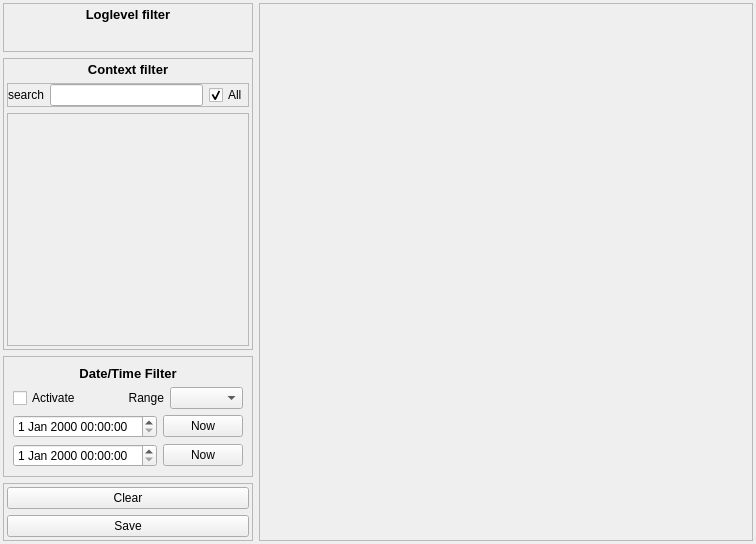
Before: the Qt Designer form core/ui/QAbstractLogView.ui in KROIA/Logger, drawn with Qt 5.
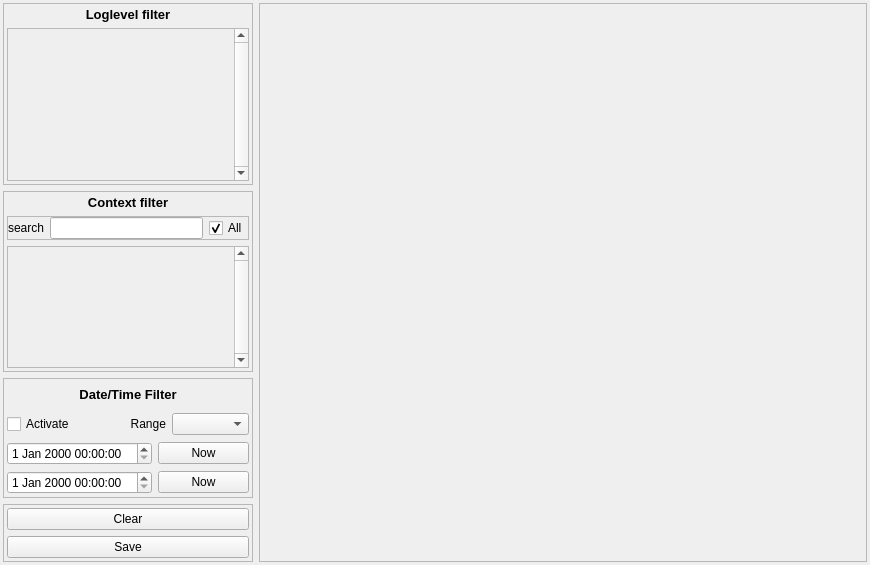
After: the same form once the commit is applied. Custom widgets are drawn as their Qt base class.

Diff of the .ui file:
```diff
--- a/core/ui/QAbstractLogView.ui
+++ b/core/ui/QAbstractLogView.ui
@@ -6,10 +6,16 @@
    <rect>
     <x>0</x>
     <y>0</y>
-    <width>756</width>
-    <height>544</height>
+    <width>870</width>
+    <height>565</height>
    </rect>
   </property>
+  <property name="minimumSize">
+   <size>
+    <width>240</width>
+    <height>400</height>
+   </size>
+  </property>
   <property name="windowTitle">
    <string>Form</string>
   </property>
@@ -113,42 +119,40 @@
           </widget>
          </item>
          <item>
-          <widget class="QFrame" name="logLevel_frame">
-           <property name="minimumSize">
-            <size>
-             <width>0</width>
-             <height>20</height>
-            </size>
+          <widget class="QScrollArea" name="logLevel_scrollArea">
+           <property name="verticalScrollBarPolicy">
+            <enum>Qt::ScrollBarAlwaysOn</enum>
            </property>
-           <property name="maximumSize">
-            <size>
-             <width>16777215</width>
-             <height>16777215</height>
-            </size>
+           <property name="horizontalScrollBarPolicy">
+            <enum>Qt::ScrollBarAlwaysOff</enum>
            </property>
-           <property name="frameShape">
-            <enum>QFrame::NoFrame</enum>
+           <property name="widgetResizable">
+            <bool>true</bool>
            </property>
-           <property name="frameShadow">
-            <enum>QFrame::Raised</enum>
-           </property>
-           <property name="midLineWidth">
-            <number>0</number>
-           </property>
-           <layout class="QVBoxLayout" name="verticalLayout_4">
-            <property name="leftMargin">
-             <number>9</number>
+           <widget class="QWidget" name="logLevel_frame">
+            <property name="geometry">
+             <rect>
+              <x>0</x>
+              <y>0</y>
+              <width>226</width>
+              <height>149</height>
+             </rect>
             </property>
-            <property name="topMargin">
-             <number>0</number>
-            </property>
-            <property name="rightMargin">
-             <number>9</number>
-            </property>
-            <property name="bottomMargin">
-             <number>6</number>
-            </property>
-           </layout>
+            <layout class="QVBoxLayout" name="verticalLayout_4">
+             <property name="leftMargin">
+              <number>3</number>
+             </property>
+             <property name="topMargin">
+              <number>3</number>
+             </property>
+             <property name="rightMargin">
+              <number>3</number>
+             </property>
+             <property name="bottomMargin">
+              <number>3</number>
+             </property>
+            </layout>
+           </widget>
           </widget>
          </item>
         </layout>
@@ -254,6 +258,12 @@
          </item>
          <item>
           <widget class="QScrollArea" name="context_scrollArea">
+           <property name="verticalScrollBarPolicy">
+            <enum>Qt::ScrollBarAlwaysOn</enum>
+           </property>
+           <property name="horizontalScrollBarPolicy">
+            <enum>Qt::ScrollBarAlwaysOff</enum>
+           </property>
            <property name="widgetResizable">
             <bool>true</bool>
            </property>
@@ -262,11 +272,24 @@
              <rect>
               <x>0</x>
               <y>0</y>
-              <width>240</width>
-              <height>230</height>
+              <width>226</width>
+              <height>121</height>
              </rect>
             </property>
-            <layout class="QVBoxLayout" name="verticalLayout_7"/>
+            <layout class="QVBoxLayout" name="verticalLayout_7">
+             <property name="leftMargin">
+              <number>3</number>
+             </property>
+             <property name="topMargin">
+              <number>3</number>
+             </property>
+             <property name="rightMargin">
+              <number>3</number>
+             </property>
+             <property name="bottomMargin">
+              <number>3</number>
+             </property>
+            </layout>
            </widget>
           </widget>
          </item>
@@ -278,7 +301,7 @@
         <property name="minimumSize">
          <size>
           <width>0</width>
-          <height>50</height>
+          <height>120</height>
          </size>
         </property>
         <property name="frameShape">
@@ -294,6 +317,18 @@
          <number>1</number>
         </property>
         <layout class="QGridLayout" name="gridLayout">
+         <property name="leftMargin">
+          <number>3</number>
+         </property>
+         <property name="topMargin">
+          <number>3</number>
+         </property>
+         <property name="rightMargin">
+          <number>3</number>
+         </property>
+         <property name="bottomMargin">
+          <number>3</number>
+         </property>
          <item row="3" column="0">
           <widget class="Log::UI::DateTimeWidget" name="dateTimeFilterMin_dateTimeEdit"/>
          </item>
```
Left out of the diff: 2 changed lines with no effect on the pictures.
